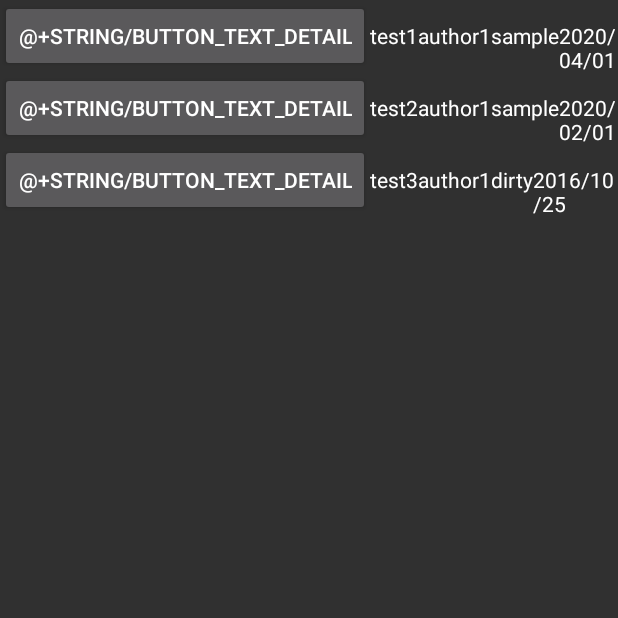
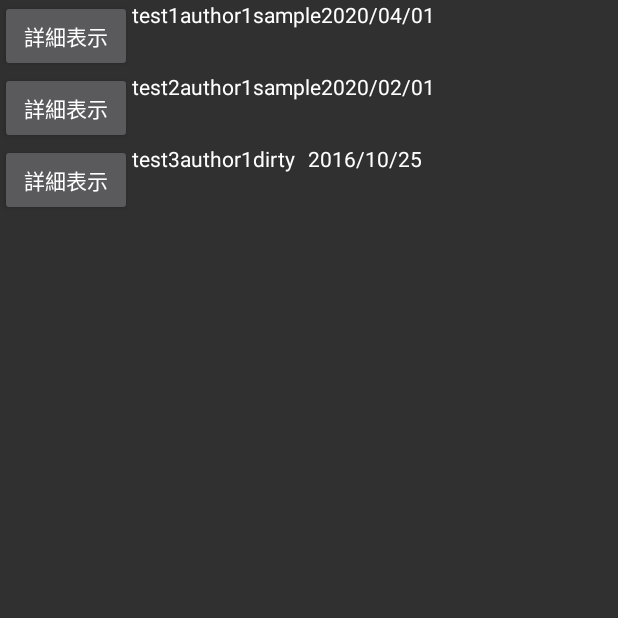
Before and after one commit to 15matsu03/android_practice, an Android app: the ListFragment screen opened through its navigation route, on a phone screen of 412 x 824 dp, the top half of it. Run offline under Robolectric (Android 15) with nearby library versions, the phone set to English and light mode, and no system bars; libraries missing offline, so code that uses them is left out: androidx.navigation.fragment.

Commit message:
RecyclerView実装　表示だけできている

```diff
--- /dev/null
+++ b/sampleApp/app/src/main/java/com/example/sampleapp/action/NavigateAction.kt
@@ -0,0 +1,13 @@
+package com.example.sampleapp.action
+
+import androidx.fragment.app.Fragment
+import androidx.navigation.fragment.NavHostFragment.findNavController
+
+/**
+ * idを指定して画面遷移を行う。
+ *
+ * @param resId 画面遷移に使用するナビゲーションのid。
+ */
+fun navigate(fragment: Fragment, resId: Int) {
+    findNavController(fragment).navigate(resId)
+}
--- a/sampleApp/app/src/main/java/com/example/sampleapp/component/ListFragment.kt
+++ b/sampleApp/app/src/main/java/com/example/sampleapp/component/ListFragment.kt
@@ -10,34 +10,31 @@ import androidx.recyclerview.widget.RecyclerView
 import com.example.sampleapp.Data.BookListEntity
 import com.example.sampleapp.R
 import com.example.sampleapp.component.View.BookListAdapter
-import kotlinx.android.synthetic.main.fragment_list.*
 import kotlinx.android.synthetic.main.fragment_list.view.*
 
 /**
  * 一覧表示画面。検索結果の表示にも使用する。
  * 一覧として表示するのは、書名・筆者名・出版社・出版日。
  */
-class ListFragment: Fragment() {
+class ListFragment : Fragment() {
 
     private lateinit var recyclerView: RecyclerView
     private lateinit var viewAdapter: BookListAdapter
     private lateinit var viewManager: LinearLayoutManager
 
     override fun onCreateView(inflater: LayoutInflater, container: ViewGroup?, savedInstanceState: Bundle?): View? {
-        return inflater.inflate(R.layout.fragment_list, container, false)
+        val view = inflater.inflate(R.layout.fragment_list, container, false)
+        recyclerView = view.book_list
+        viewManager = LinearLayoutManager(context)
+        recyclerView.layoutManager = viewManager
+
+        return view
     }
 
     override fun onViewCreated(view: View, savedInstanceState: Bundle?) {
         super.onViewCreated(view, savedInstanceState)
 
-        viewManager = LinearLayoutManager(context)
-
-        recyclerView = book_list
-        recyclerView.setHasFixedSize(true)
-        // FIXME: サンプル
-        viewAdapter = BookListAdapter(BookListEntity())
-        recyclerView.layoutManager = viewManager
+        viewAdapter = BookListAdapter(BookListEntity(), requireContext(), this)
         recyclerView.adapter = viewAdapter
-
     }
 }
--- a/sampleApp/app/src/main/java/com/example/sampleapp/component/StartMenuFragment.kt
+++ b/sampleApp/app/src/main/java/com/example/sampleapp/component/StartMenuFragment.kt
@@ -5,8 +5,8 @@ import android.view.LayoutInflater
 import android.view.View
 import android.view.ViewGroup
 import androidx.fragment.app.Fragment
-import androidx.navigation.fragment.findNavController
 import com.example.sampleapp.R
+import com.example.sampleapp.action.navigate
 import kotlinx.android.synthetic.main.fragment_start_menu.*
 
 
@@ -14,7 +14,7 @@ import kotlinx.android.synthetic.main.fragment_start_menu.*
  * アプリ起動時のメニュー選択画面。
  *
  */
-class StartMenuFragment: Fragment() {
+class StartMenuFragment : Fragment() {
 
     override fun onCreateView(inflater: LayoutInflater, container: ViewGroup?, savedInstanceState: Bundle?): View? {
         return inflater.inflate(R.layout.fragment_start_menu, container, false)
@@ -23,20 +23,8 @@ class StartMenuFragment: Fragment() {
     override fun onViewCreated(view: View, savedInstanceState: Bundle?) {
         super.onViewCreated(view, savedInstanceState)
         // 一覧画面への遷移
-        button_all_list.setOnClickListener { navigate(R.id.action_startMenuFragment_to_listFragment) }
+        button_all_list.setOnClickListener { navigate(this, R.id.action_startMenuFragment_to_listFragment) }
         // 検索画面への遷移
-        button_search.setOnClickListener { navigate(R.id.action_startMenuFragment_to_searchFragment) }
+        button_search.setOnClickListener { navigate(this, R.id.action_startMenuFragment_to_searchFragment) }
     }
-
-    /**
-     * idを指定して画面遷移を行う。
-     *
-     * @param resId 画面遷移に使用するナビゲーションのid。
-     */
-    // FIXME: 画面遷移関連の処理はViewから分離すること
-    private fun navigate(resId: Int) {
-        findNavController().navigate(resId)
-    }
-
-
 }
--- a/sampleApp/app/src/main/java/com/example/sampleapp/component/View/BookListAdapter.kt
+++ b/sampleApp/app/src/main/java/com/example/sampleapp/component/View/BookListAdapter.kt
@@ -1,28 +1,39 @@
 package com.example.sampleapp.component.View
 
+import android.content.Context
 import android.view.LayoutInflater
 import android.view.ViewGroup
+import androidx.fragment.app.Fragment
 import androidx.recyclerview.widget.RecyclerView
 import com.example.sampleapp.Data.BookListEntity
 import com.example.sampleapp.R
+import com.example.sampleapp.action.navigate
 
 /**
  * 一覧表示で使用するRecyclerViewとデータを結ぶためのAdapter。
  */
 // FIXME: DataBindingするような構成に修正すること
-class BookListAdapter(private val dataSet: BookListEntity) : RecyclerView.Adapter<ListElementHolder>() {
+class BookListAdapter(private val dataSet: BookListEntity, private val context: Context, private val fragment: Fragment) :
+    RecyclerView.Adapter<ListElementHolder>() {
 
     override fun onCreateViewHolder(parent: ViewGroup, viewType: Int): ListElementHolder {
-        val layout = LayoutInflater.from(parent.context).inflate(R.layout.list_item, parent, false)
+        val layout = LayoutInflater.from(context).inflate(R.layout.list_item, parent, false)
         return ListElementHolder(layout)
     }
 
     override fun onBindViewHolder(holder: ListElementHolder, position: Int) {
         val element = dataSet.getEntityList()[position]
+        holder.buttonDetail.text = context.getString(R.string.button_text_detail)
         holder.bookTitle.text = element.bookTitle
         holder.bookAuthor.text = element.bookAuthor
         holder.bookPublisher.text = element.bookPublisher
         holder.bookPublicationDate.text = element.bookPublicationDate
+
+        // 詳細画面への遷移
+        holder.buttonDetail.setOnClickListener {
+            // TODO: 画面に渡すパラメータの実装を行うこと
+            navigate(fragment, R.id.action_listFragment_to_detailFragment)
+        }
     }
 
     override fun getItemCount(): Int = dataSet.getSize()
--- a/sampleApp/app/src/main/java/com/example/sampleapp/component/View/ListElementHolder.kt
+++ b/sampleApp/app/src/main/java/com/example/sampleapp/component/View/ListElementHolder.kt
@@ -1,13 +1,14 @@
 package com.example.sampleapp.component.View
 
 import android.view.View
+import android.widget.TextView
 import androidx.recyclerview.widget.RecyclerView
 import kotlinx.android.synthetic.main.list_item.view.*
 
 class ListElementHolder(itemView: View) : RecyclerView.ViewHolder(itemView) {
-
-    val bookTitle = itemView.book_title
-    val bookAuthor = itemView.book_author
-    val bookPublisher = itemView.publisher
-    val bookPublicationDate = itemView.publication_date
+    val buttonDetail = itemView.button_detail
+    val bookTitle: TextView = itemView.book_title
+    val bookAuthor: TextView = itemView.book_author
+    val bookPublisher: TextView = itemView.publisher
+    val bookPublicationDate: TextView = itemView.publication_date
 }
--- a/sampleApp/app/src/main/res/layout/fragment_list.xml
+++ b/sampleApp/app/src/main/res/layout/fragment_list.xml
@@ -1,16 +1,17 @@
 <?xml version="1.0" encoding="utf-8"?>
 <androidx.constraintlayout.widget.ConstraintLayout xmlns:android="http://schemas.android.com/apk/res/android"
+                                                   xmlns:tools="http://schemas.android.com/tools"
+                                                   xmlns:app="http://schemas.android.com/apk/res-auto"
                                                    android:layout_width="match_parent"
                                                    android:layout_height="match_parent"
-                                                   xmlns:tools="http://schemas.android.com/tools"
-                                                   xmlns:app="http://schemas.android.com/apk/res-auto"
                                                    tools:context=".component.ListFragment">
     <androidx.recyclerview.widget.RecyclerView
             android:id="@+id/book_list"
-            android:layout_width="match_parent"
-            android:layout_height="match_parent"
+            android:layout_width="wrap_content"
+            android:layout_height="wrap_content"
             android:scrollbars="vertical"
-            app:layoutManager="androidx.recyclerview.widget.LinearLayoutManager"
-    />
-
+            app:layout_constraintBottom_toBottomOf="parent"
+            app:layout_constraintEnd_toEndOf="parent"
+            app:layout_constraintStart_toStartOf="parent"
+            app:layout_constraintTop_toTopOf="parent"/>
 </androidx.constraintlayout.widget.ConstraintLayout>
--- a/sampleApp/app/src/main/res/layout/list_item.xml
+++ b/sampleApp/app/src/main/res/layout/list_item.xml
@@ -1,38 +1,52 @@
 <?xml version="1.0" encoding="utf-8"?>
-<LinearLayout xmlns:android="http://schemas.android.com/apk/res/android"
-              android:orientation="horizontal"
-              android:layout_width="wrap_content"
-              android:layout_height="wrap_content">
+<androidx.constraintlayout.widget.ConstraintLayout xmlns:android="http://schemas.android.com/apk/res/android"
+                                                   xmlns:app="http://schemas.android.com/apk/res-auto"
+                                                   android:layout_width="match_parent"
+                                                   android:layout_height="wrap_content">
     <Button
-    android:id = "@+id/button_detail"
-    android:layout_height="wrap_content"
-    android:layout_width="wrap_content"
-    android:textSize="14sp"
-    android:textColor="#FFFFFF"
-    android:text="@+string/button_text_detail"
+            android:id="@+id/button_detail"
+            android:layout_height="wrap_content"
+            android:layout_width="wrap_content"
+            app:layout_constraintTop_toTopOf="parent"
+            app:layout_constraintStart_toStartOf="parent"
+            android:textSize="14sp"
+            android:textColor="#FFFFFF"
     />
     <TextView
             android:id="@+id/book_title"
             android:layout_width="wrap_content"
             android:layout_height="wrap_content"
+            app:layout_constraintTop_toTopOf="parent"
+            app:layout_constraintStart_toEndOf="@id/button_detail"
+            android:textSize="14sp"
             android:textColor="#FFFFFF"
-            android:textSize="14sp"/>
+    />
     <TextView
             android:id="@+id/book_author"
             android:layout_width="wrap_content"
             android:layout_height="wrap_content"
+            app:layout_constraintTop_toTopOf="parent"
+            app:layout_constraintStart_toEndOf="@id/book_title"
+            android:textSize="14sp"
             android:textColor="#FFFFFF"
-            android:textSize="14sp"/>
+    />
     <TextView
             android:id="@+id/publisher"
             android:layout_width="wrap_content"
             android:layout_height="wrap_content"
+            app:layout_constraintTop_toTopOf="parent"
+            app:layout_constraintStart_toEndOf="@id/book_author"
+            android:textSize="14sp"
             android:textColor="#FFFFFF"
-            android:textSize="14sp"/>
+    />
     <TextView
             android:id="@+id/publication_date"
             android:layout_width="wrap_content"
             android:layout_height="wrap_content"
+            app:layout_constraintTop_toTopOf="parent"
+            app:layout_constraintStart_toEndOf="@id/publisher"
+            app:layout_constraintEnd_toEndOf="parent"
+            android:textSize="14sp"
             android:textColor="#FFFFFF"
-            android:textSize="14sp"/>
-</LinearLayout>
+    />
+</androidx.constraintlayout.widget.ConstraintLayout>
```
Also changed, not shown: sampleApp/app/src/main/java/com/example/sampleapp/Data/BookListEntity.kt (+5 -5 lines).
